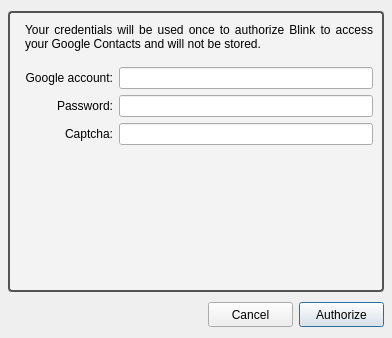
This is resources/google_contacts_dialog.ui in pol51/blink-qt as Qt 5 draws it before an edit. The edited form follows.
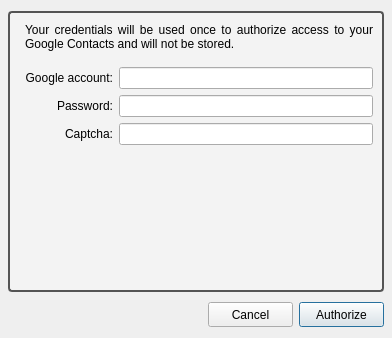
This is the edited form. Custom widgets are drawn as their Qt base class.

Commit message:
Reworded Google contacts description text
Ignore-this: e886df6ab7079d24d28b35cdb8b2cc97

darcs-hash:20130823103509-56b4d-2dd3525dc33610068f2bb43d70bb4dcc186d563c

Patch:
```diff
--- a/resources/google_contacts_dialog.ui
+++ b/resources/google_contacts_dialog.ui
@@ -84,7 +84,7 @@
          </size>
         </property>
         <property name="text">
-         <string>Your credentials will be used once to authorize Blink to access your Google Contacts and will not be stored.</string>
+         <string>Your credentials will be used once to authorize access to your Google Contacts and will not be stored.</string>
         </property>
         <property name="textFormat">
          <enum>Qt::AutoText</enum>
```
